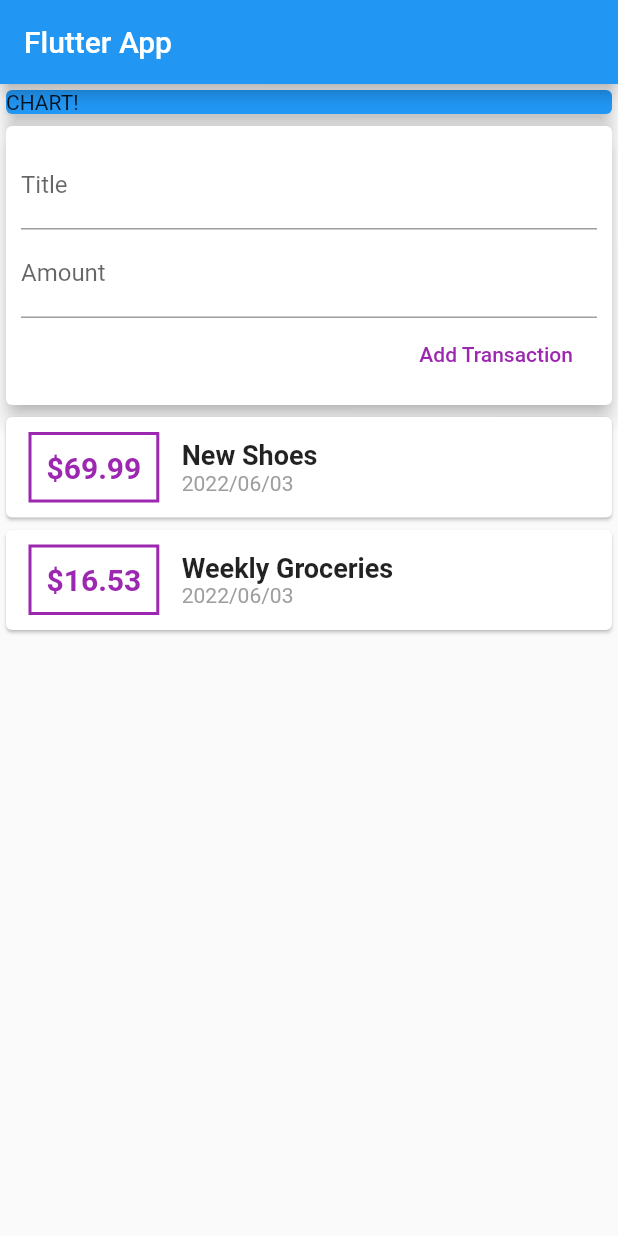
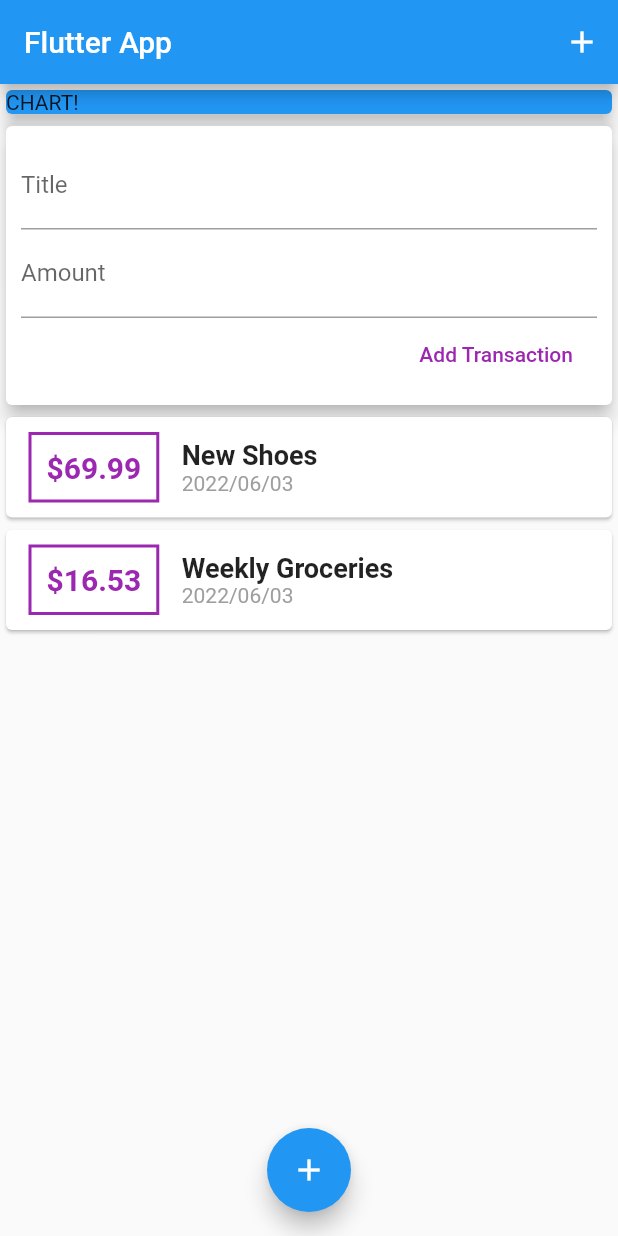
Before and after one commit to godo129/Flutter_Expense_App, a Flutter app: the screen it shows after launch, on a phone screen of 412 x 824 dp. Run offline on Flutter 3.47's test engine with Material 2 defaults, Android fonts, the phone set to English and light mode, and no system bars.

Commit message:
icon, floating button

```diff
--- a/lib/main.dart
+++ b/lib/main.dart
@@ -3,7 +3,6 @@ import 'package:flutter/material.dart';
 import 'package:flutter_complete_guide/widgets/user_transaction.dart';
 
 import './widgets/user_transaction.dart';
-
 
 void main() => runApp(MyApp());
 
@@ -18,7 +17,6 @@ class MyApp extends StatelessWidget {
 }
 
 class MyHomePage extends StatelessWidget {
-
   // String titleInput;
   // String amountInput;
   final titleController = TextEditingController();
@@ -29,6 +27,7 @@ class MyHomePage extends StatelessWidget {
     return Scaffold(
       appBar: AppBar(
         title: Text('Flutter App'),
+        actions: <Widget>[IconButton(onPressed: () {}, icon: Icon(Icons.add))],
       ),
       body: SingleChildScrollView(
         child: Column(
@@ -43,8 +42,12 @@ class MyHomePage extends StatelessWidget {
                   elevation: 5,
                 ),
               ),
-            UserTransactions(),
+              UserTransactions(),
             ]),
+      ),
+      floatingActionButtonLocation: FloatingActionButtonLocation.centerFloat,
+      floatingActionButton: FloatingActionButton(
+        child: Icon(Icons.add)
       ),
     );
   }
```
